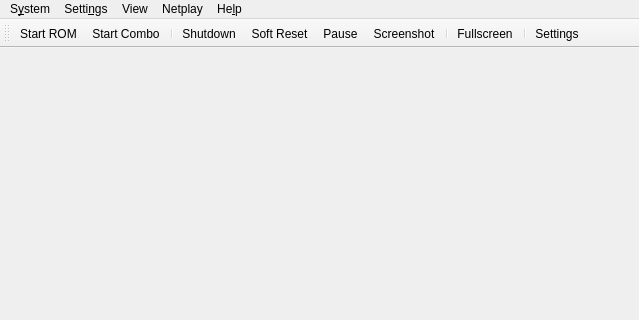
First picture: the form in Source/RMG/UserInterface/MainWindow.ui, repository Rosalie241/RMG, before the edit; both pictures show x 0 to 639 and y 0 to 320 of the 639 by 543 pixel window.
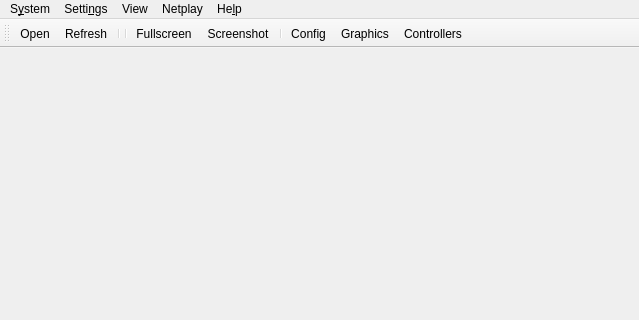
Second picture: the form after the edit. Icons and pictures are not drawn.

Diff of the .ui file:
```diff
--- a/Source/RMG/UserInterface/MainWindow.ui
+++ b/Source/RMG/UserInterface/MainWindow.ui
@@ -181,18 +181,82 @@
    <attribute name="toolBarBreak">
     <bool>false</bool>
    </attribute>
-   <addaction name="action_System_StartRom"/>
-   <addaction name="action_System_OpenCombo"/>
+   <addaction name="action_System_StartRom2"/>
+   <addaction name="action_View_RefreshRoms2"/>
    <addaction name="separator"/>
-   <addaction name="action_System_Shutdown"/>
-   <addaction name="action_System_SoftReset"/>
-   <addaction name="action_System_Pause"/>
-   <addaction name="action_System_Screenshot"/>
+   <addaction name="action_Create_Room"/>
+   <addaction name="action_Join_Room"/>
    <addaction name="separator"/>
-   <addaction name="action_View_Fullscreen"/>
+   <addaction name="action_View_Fullscreen2"/>
+   <addaction name="action_System_Screenshot2"/>
    <addaction name="separator"/>
-   <addaction name="action_Settings_Settings"/>
+   <addaction name="action_Settings_Settings2"/>
+   <addaction name="action_Settings_Graphics2"/>
+   <addaction name="action_Settings_Input2"/>
   </widget>
+    <action name="action_View_Fullscreen2">
+   <property name="icon">
+    <iconset theme="fullscreen-mpn">
+     <normaloff>.</normaloff>.</iconset>
+   </property>
+   <property name="text">
+    <string>Fullscreen</string>
+   </property>
+  </action>
+  <action name="action_Settings_Settings2">
+   <property name="icon">
+    <iconset theme="settings-mpn">
+     <normaloff>.</normaloff>.</iconset>
+   </property>
+   <property name="text">
+    <string>Config</string>
+   </property>
+  </action>
+  <action name="action_Settings_Graphics2">
+   <property name="icon">
+    <iconset theme="graphics-mpn">
+     <normaloff>.</normaloff>.</iconset>
+   </property>
+   <property name="text">
+    <string>Graphics</string>
+   </property>
+  </action>
+  <action name="action_Settings_Input2">
+   <property name="icon">
+    <iconset theme="controller-mpn">
+     <normaloff>.</normaloff>.</iconset>
+   </property>
+   <property name="text">
+    <string>Controllers</string>
+   </property>
+  </action>
+  <action name="action_System_Screenshot2">
+   <property name="icon">
+    <iconset theme="screenshot-mpn">
+     <normaloff>.</normaloff>.</iconset>
+   </property>
+   <property name="text">
+    <string>Screenshot</string>
+   </property>
+  </action>
+  <action name="action_System_StartRom2">
+   <property name="icon">
+    <iconset theme="open-mpn">
+     <normaloff>.</normaloff>.</iconset>
+   </property>
+   <property name="text">
+    <string>Open</string>
+   </property>
+  </action>
+  <action name="action_View_RefreshRoms2">
+   <property name="icon">
+    <iconset theme="refresh-mpn">
+     <normaloff>.</normaloff>.</iconset>
+   </property>
+   <property name="text">
+    <string>Refresh</string>
+   </property>
+  </action>
   <action name="action_System_StartRom">
    <property name="icon">
     <iconset theme="file-line"/>
```
